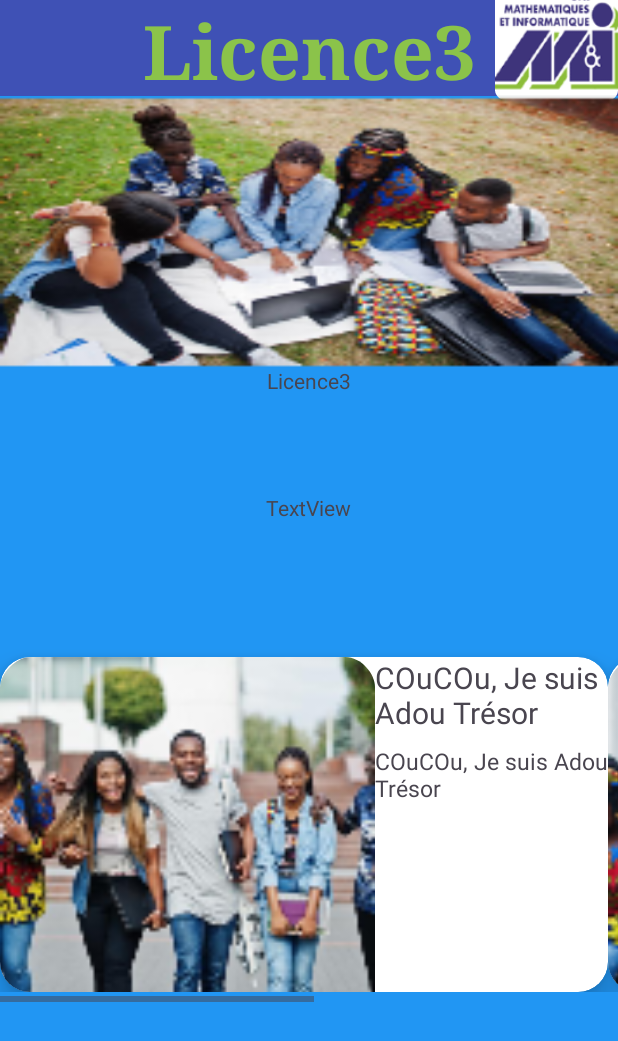
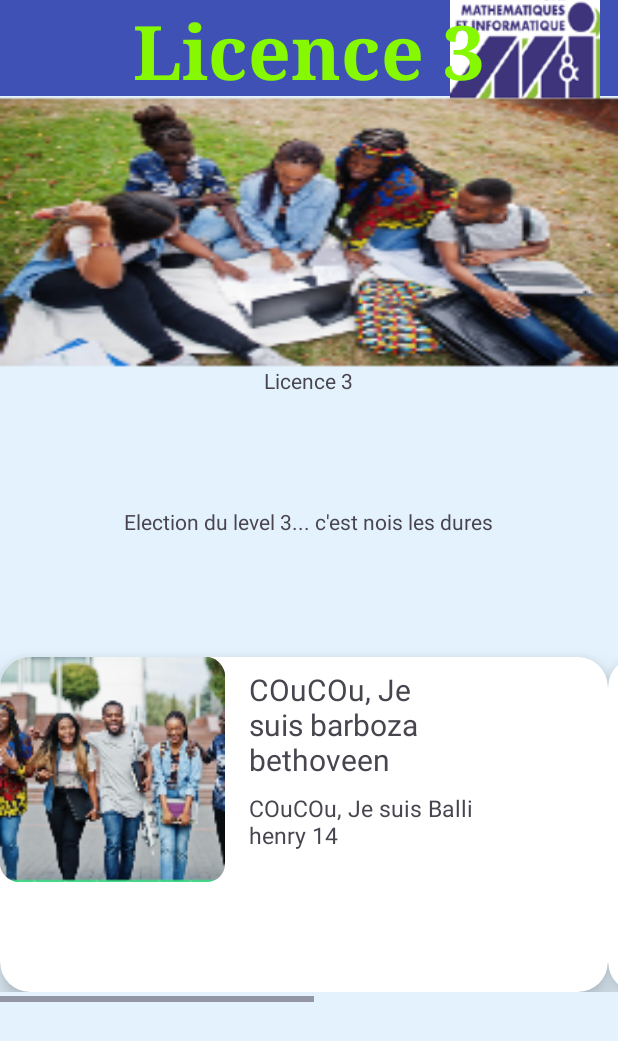
Before and after one commit to tcotidiane33/votingApp, an Android app: the activite_licence3 screen opened directly, with no data from a screen before it, on a phone screen of 412 x 824 dp. Shown: the top 1041 px of the screen. Run offline under Robolectric (Android 15) with nearby library versions, the phone set to English and light mode, and no system bars.

Commit message:
Master 2 Master 1 Licence 3 Licence 2 Ok

```diff
--- a/app/src/main/res/layout/activity_activite_licence3.xml
+++ b/app/src/main/res/layout/activity_activite_licence3.xml
@@ -1,10 +1,10 @@
-<?xml version="1.0" encoding="utf-8"?>
+ <?xm  l version="1.0" encoding="utf-8"?>
 <RelativeLayout xmlns:android="http://schemas.android.com/apk/res/android"
     xmlns:app="http://schemas.android.com/apk/res-auto"
     xmlns:tools="http://schemas.android.com/tools"
     android:layout_width="match_parent"
     android:layout_height="match_parent"
-    android:background="#2196F3"
+    android:background="#E3F2FD"
     android:fitsSystemWindows="true"
     tools:context=".activite_licence3">
 
@@ -22,11 +22,11 @@
     </com.google.android.material.appbar.AppBarLayout>
 
     <ImageView
-        android:layout_width="90dp"
-        android:layout_height="90dp"
-        android:layout_marginLeft="330dp"
+        android:layout_width="100dp"
+        android:layout_height="100dp"
+        android:layout_marginLeft="300dp"
         android:layout_marginTop="-19dp"
-        android:background="#00D5D5D5"
+        android:background="#E3F2FD"
         android:src="@mipmap/logo_ufr_round" />
 
     <LinearLayout
@@ -39,8 +39,8 @@
             android:layout_width="match_parent"
             android:layout_height="wrap_content"
             android:gravity="center"
-            android:text="Licence3"
-            android:textColor="#8BC34A"
+            android:text="Licence 3"
+            android:textColor="#86F802"
             android:textSize="50dp"
             android:textStyle="bold"
             android:typeface="serif" />
@@ -57,7 +57,6 @@
             android:id="@+id/iphone"
             android:layout_width="match_parent"
             android:layout_height="270dp"
-
             android:scaleType="fitXY"
             android:src="@mipmap/image2_foreground" />
     </LinearLayout>
@@ -73,15 +72,15 @@
             android:id="@+id/textView"
             android:layout_width="wrap_content"
             android:layout_height="wrap_content"
-            android:layout_weight="1"
-            android:text="Licence3" />
+            android:layout_weight="20"
+            android:text="Licence 3" />
 
         <TextView
             android:id="@+id/textView2"
             android:layout_width="wrap_content"
             android:layout_height="wrap_content"
-            android:layout_weight="1"
-            android:text="TextView" />
+            android:layout_weight="15"
+            android:text="Election du level 3... c'est nois les dures" />
     </LinearLayout>
 
     <HorizontalScrollView
@@ -123,27 +122,35 @@
 
 
                             <ImageView
-                                android:layout_width="250dp"
-                                android:layout_height="250dp"
-                                android:background="#00D5D5D5"
+                                android:layout_width="150dp"
+                                android:layout_height="150dp"
+                                android:background="#FFFFFF"
                                 android:src="@mipmap/image0" />
 
                             <LinearLayout
                                 android:layout_width="match_parent"
                                 android:layout_height="wrap_content"
+                                android:layout_marginLeft="8dp"
                                 android:orientation="vertical">
 
                                 <TextView
-                                    android:layout_width="match_parent"
+                                    android:layout_width="170dp"
                                     android:layout_height="match_parent"
-                                    android:text="COuCOu, Je suis Adou Trésor"
-                                    android:textSize="20dp"></TextView>
+                                    android:layout_marginTop="08dp"
+                                    android:layout_marginLeft="8dp"
+                                    android:layout_marginRight="8dp"
+                                    android:text="COuCOu, Je suis barboza bethoveen"
+                                    android:textSize="20dp">
+
+                                </TextView>
 
                                 <TextView
-                                    android:layout_width="match_parent"
+                                    android:layout_width="170dp"
                                     android:layout_height="match_parent"
                                     android:layout_marginTop="08dp"
-                                    android:text="COuCOu, Je suis Adou Trésor"
+                                    android:layout_marginLeft="8dp"
+                                    android:layout_marginRight="8dp"
+                                    android:text="COuCOu, Je suis Balli henry 14"
                                     android:textSize="15dp">
 
                                 </TextView>
@@ -158,18 +165,22 @@
                             <LinearLayout
                                 android:layout_width="match_parent"
                                 android:layout_height="250dp"
+                                android:layout_marginLeft="8dp"
                                 android:orientation="horizontal">
 
                                 <ImageView
-                                    android:layout_width="250dp"
-                                    android:layout_height="250dp"
-                                    android:background="#00D5D5D5"
+                                    android:layout_width="150dp"
+                                    android:layout_height="150dp"
+                                    android:background="#FFFFFF"
                                     android:src="@mipmap/image2_foreground" />
 
                                 <TextView
-                                    android:layout_width="match_parent"
+                                    android:layout_width="170dp"
                                     android:layout_height="match_parent"
-                                    android:text="Hola!, Je suis Aimé Trésor Adou"
+                                    android:layout_marginTop="08dp"
+                                    android:layout_marginLeft="8dp"
+                                    android:layout_marginRight="8dp"
+                                    android:text="Hola!, Je suis Pi , pitié donne moi point"
                                     android:textSize="20dp">
 
                                 </TextView>
@@ -216,13 +227,14 @@
                         <LinearLayout
                             android:layout_width="match_parent"
                             android:layout_height="250dp"
+                            android:layout_marginLeft="8dp"
                             android:orientation="horizontal">
 
 
                             <ImageView
-                                android:layout_width="250dp"
-                                android:layout_height="250dp"
-                                android:background="#00D5D5D5"
+                                android:layout_width="150dp"
+                                android:layout_height="150dp"
+                                android:background="#FFFFFF"
                                 android:src="@mipmap/image1" />
 
                             <LinearLayout
@@ -231,15 +243,22 @@
                                 android:orientation="vertical">
 
                                 <TextView
-                                    android:layout_width="match_parent"
+                                    android:layout_width="170dp"
                                     android:layout_height="match_parent"
+                                    android:layout_marginTop="08dp"
+                                    android:layout_marginLeft="8dp"
+                                    android:layout_marginRight="8dp"
                                     android:text="AKwaBa, Je suis Kouadio Adou"
-                                    android:textSize="20dp"></TextView>
+                                    android:textSize="20dp">
+
+                                </TextView>
 
                                 <TextView
-                                    android:layout_width="match_parent"
+                                    android:layout_width="170dp"
                                     android:layout_height="match_parent"
                                     android:layout_marginTop="08dp"
+                                    android:layout_marginLeft="8dp"
+                                    android:layout_marginRight="8dp"
                                     android:text="Mon équipe dynamique et professionnelle"
                                     android:textSize="15dp">
 
@@ -250,6 +269,7 @@
                         <LinearLayout
                             android:layout_width="match_parent"
                             android:layout_height="wrap_content"
+                            android:layout_marginLeft="8dp"
                             android:orientation="horizontal">
 
                             <LinearLayout
@@ -258,24 +278,26 @@
                                 android:orientation="horizontal">
 
                                 <ImageView
-                                    android:layout_width="250dp"
-                                    android:layout_height="250dp"
-                                    android:background="#00D5D5D5"
+                                    android:layout_width="150dp"
+                                    android:layout_height="150dp"
+                                    android:background="#FFFFFF"
                                     android:src="@mipmap/image1" />
 
                                 <TextView
                                     android:layout_width="match_parent"
                                     android:layout_height="match_parent"
-                                    android:text="Ayo!, Je suis DiGbeu Isidor."
+                                    android:text="Ayo!, Je suis fuhsum Isidoré."
                                     android:textSize="20dp">
 
                                 </TextView>
 
                                 <TextView
-                                    android:layout_width="match_parent"
+                                    android:layout_width="170dp"
                                     android:layout_height="match_parent"
                                     android:layout_marginTop="08dp"
-                                    android:text="Voici, ce que je compte faire pour vous."
+                                    android:layout_marginLeft="8dp"
+                                    android:layout_marginRight="8dp"
+                                    android:text="Voici, ce que je veux faire pour vous."
                                     android:textSize="15dp">
 
                                 </TextView>
--- a/app/src/main/res/layout/activity_description_candidat.xml
+++ b/app/src/main/res/layout/activity_description_candidat.xml
@@ -17,7 +17,7 @@
             android:id="@+id/toolbar"
             android:layout_width="match_parent"
             android:layout_height="?attr/actionBarSize"
-            android:background="#3F51B5" />
+            android:background="#274B94" />
 
     </com.google.android.material.appbar.AppBarLayout>
 
@@ -26,7 +26,7 @@
         android:layout_height="90dp"
         android:layout_marginLeft="330dp"
         android:layout_marginTop="-19dp"
-        android:background="#1E8449"
+        android:background="#11FF00"
         android:src="@mipmap/logo_ufr_round" />
 
     <LinearLayout
```
Also changed, not shown: app/src/main/res/layout/activity_activite_licence2.xml (+59 -34 lines), app/src/main/res/layout/activity_activite_master1.xml (+44 -26 lines), app/src/main/res/layout/activity_activite_master2.xml (+47 -29 lines), app/src/main/res/layout/activity_troisieme_activite.xml (+5 -5 lines).
